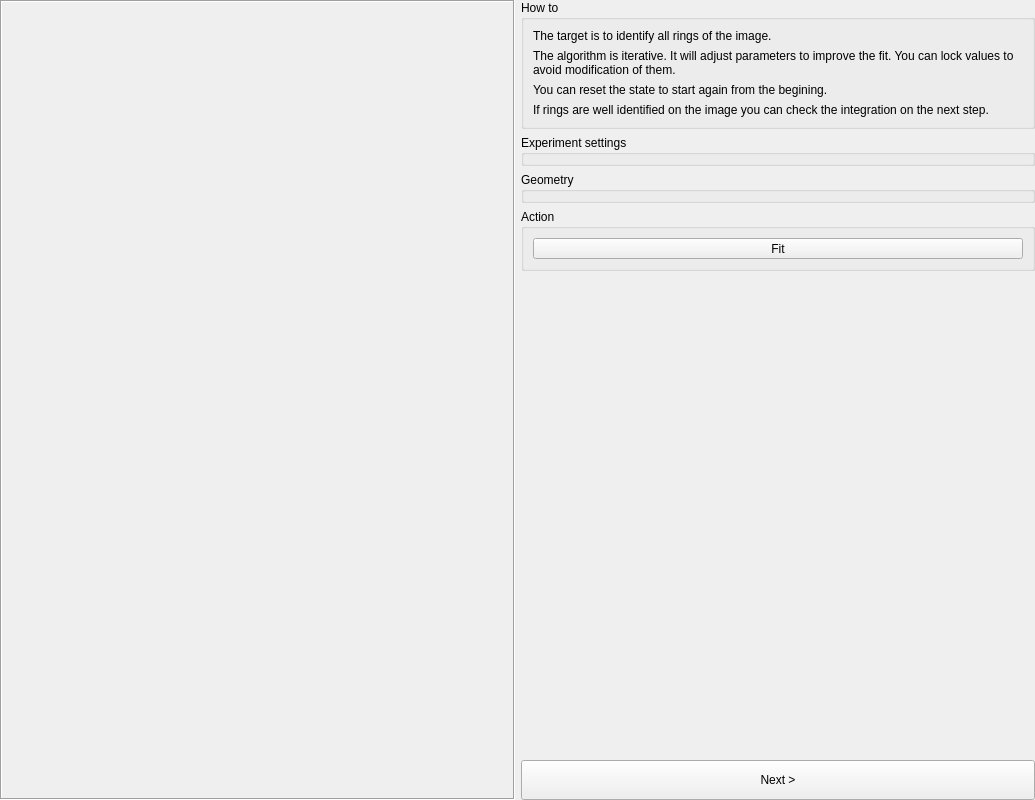
Qt form pyFAI/resources/gui/calibration-geometry.ui (silx-kit/pyFAI) before a commit.
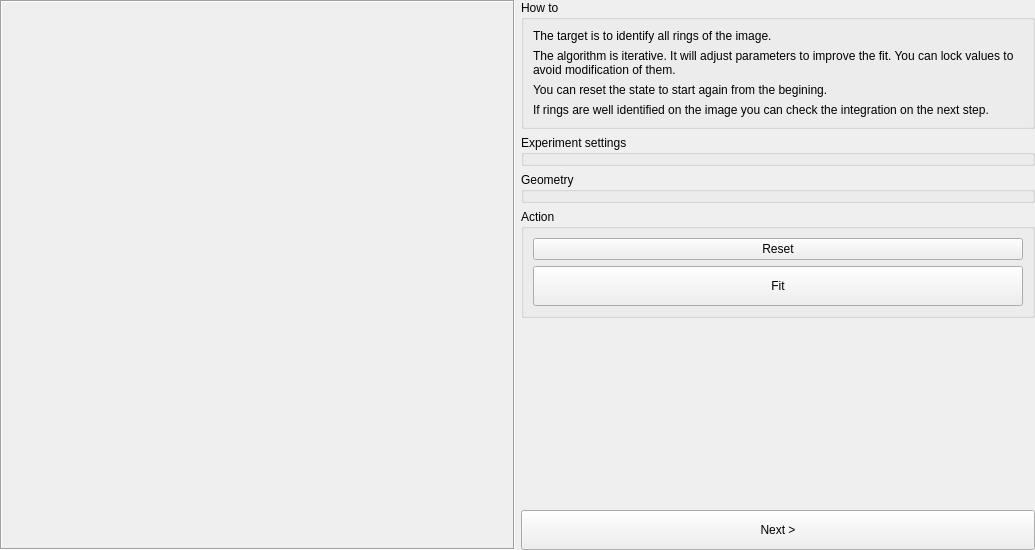
The same form after that commit.

Commit message: Display the result to the plot

What changed in the file:
```diff
--- a/pyFAI/resources/gui/calibration-geometry.ui
+++ b/pyFAI/resources/gui/calibration-geometry.ui
@@ -7,7 +7,7 @@
     <x>0</x>
     <y>0</y>
     <width>1035</width>
-    <height>800</height>
+    <height>550</height>
    </rect>
   </property>
   <property name="windowTitle">
@@ -32,7 +32,7 @@
    </item>
    <item>
     <widget class="QWidget" name="widget" native="true">
-     <layout class="QVBoxLayout" name="verticalLayout_3" stretch="0,0,0,0,0,0">
+     <layout class="QVBoxLayout" name="verticalLayout_3" stretch="0,0,0,0,1,0">
       <property name="margin">
        <number>0</number>
       </property>
@@ -111,19 +111,26 @@
          <string>Action</string>
         </property>
         <layout class="QGridLayout" name="gridLayout_10">
-         <item row="2" column="0" colspan="2">
-          <widget class="QToolButton" name="_fitButton">
-           <property name="sizePolicy">
-            <sizepolicy hsizetype="Expanding" vsizetype="Fixed">
-             <horstretch>0</horstretch>
-             <verstretch>0</verstretch>
-            </sizepolicy>
+         <item row="3" column="0" colspan="2">
+          <widget class="QPushButton" name="_fitButton">
+           <property name="minimumSize">
+            <size>
+             <width>0</width>
+             <height>40</height>
+            </size>
            </property>
            <property name="text">
             <string>Fit</string>
            </property>
           </widget>
          </item>
+         <item row="0" column="0" colspan="2">
+          <widget class="QPushButton" name="_resetButton">
+           <property name="text">
+            <string>Reset</string>
+           </property>
+          </widget>
+         </item>
         </layout>
        </widget>
       </item>
@@ -132,13 +139,10 @@
         <property name="orientation">
          <enum>Qt::Vertical</enum>
         </property>
-        <property name="sizeType">
-         <enum>QSizePolicy::Expanding</enum>
-        </property>
         <property name="sizeHint" stdset="0">
          <size>
-          <width>20</width>
-          <height>40</height>
+          <width>0</width>
+          <height>0</height>
          </size>
         </property>
        </spacer>
```
The commit also changes 1 other file.
